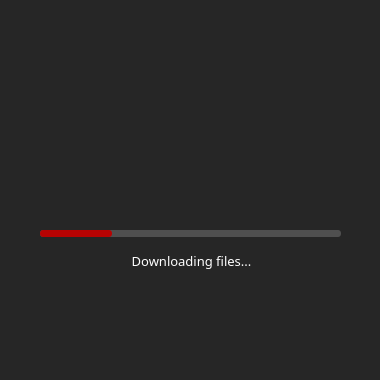
Qt form updateUI.ui (Haato3o/HunterPy) before a commit.
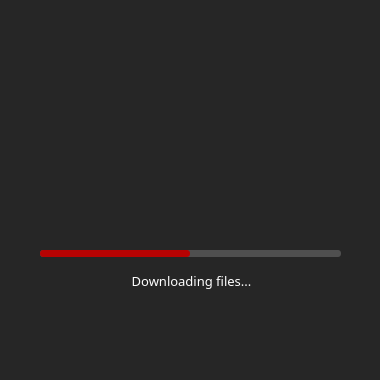
The same form after that commit. Icons and pictures are not drawn.

The edit to the form file:
```diff
--- a/updateUI.ui
+++ b/updateUI.ui
@@ -43,7 +43,7 @@
     <property name="geometry">
      <rect>
       <x>40</x>
-      <y>230</y>
+      <y>250</y>
       <width>301</width>
       <height>7</height>
      </rect>
@@ -61,12 +61,21 @@
 	border-radius: 3px;
 }</string>
     </property>
+    <property name="minimum">
+     <number>0</number>
+    </property>
+    <property name="maximum">
+     <number>0</number>
+    </property>
     <property name="value">
-     <number>24</number>
+     <number>-1</number>
     </property>
     <property name="textVisible">
      <bool>false</bool>
     </property>
+    <property name="orientation">
+     <enum>Qt::Horizontal</enum>
+    </property>
     <property name="invertedAppearance">
      <bool>false</bool>
     </property>
@@ -81,7 +90,7 @@
     <property name="geometry">
      <rect>
       <x>46</x>
-      <y>240</y>
+      <y>260</y>
       <width>291</width>
       <height>41</height>
      </rect>
@@ -103,7 +112,7 @@
     <property name="geometry">
      <rect>
       <x>50</x>
-      <y>40</y>
+      <y>60</y>
       <width>301</width>
       <height>191</height>
      </rect>
```
